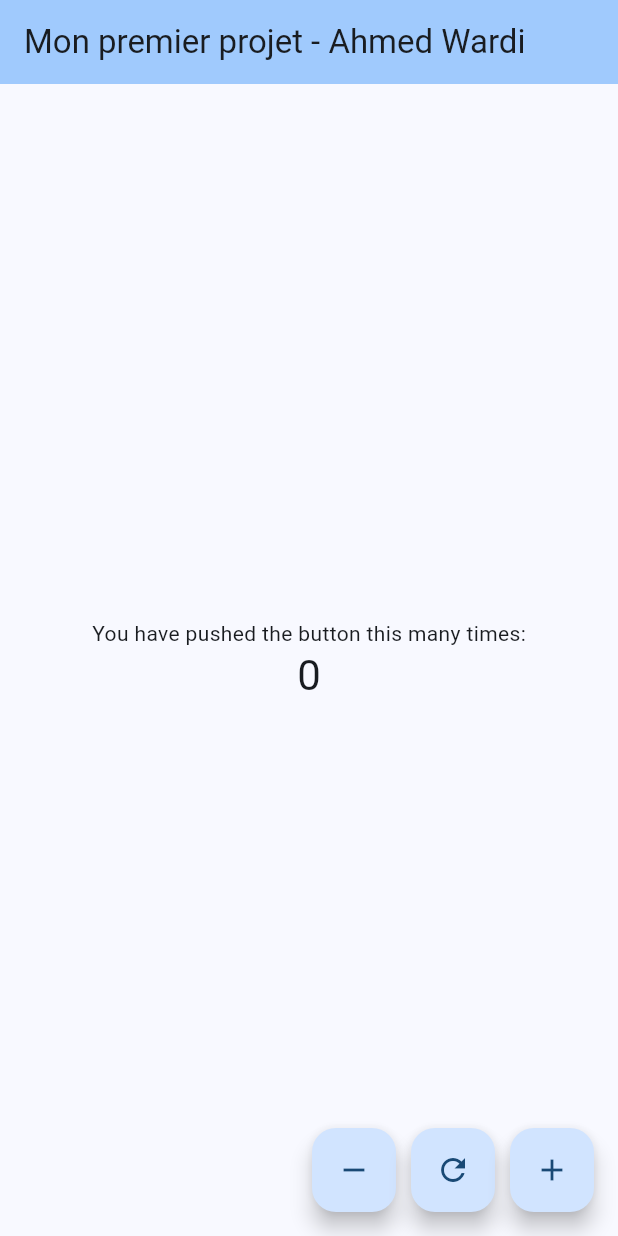
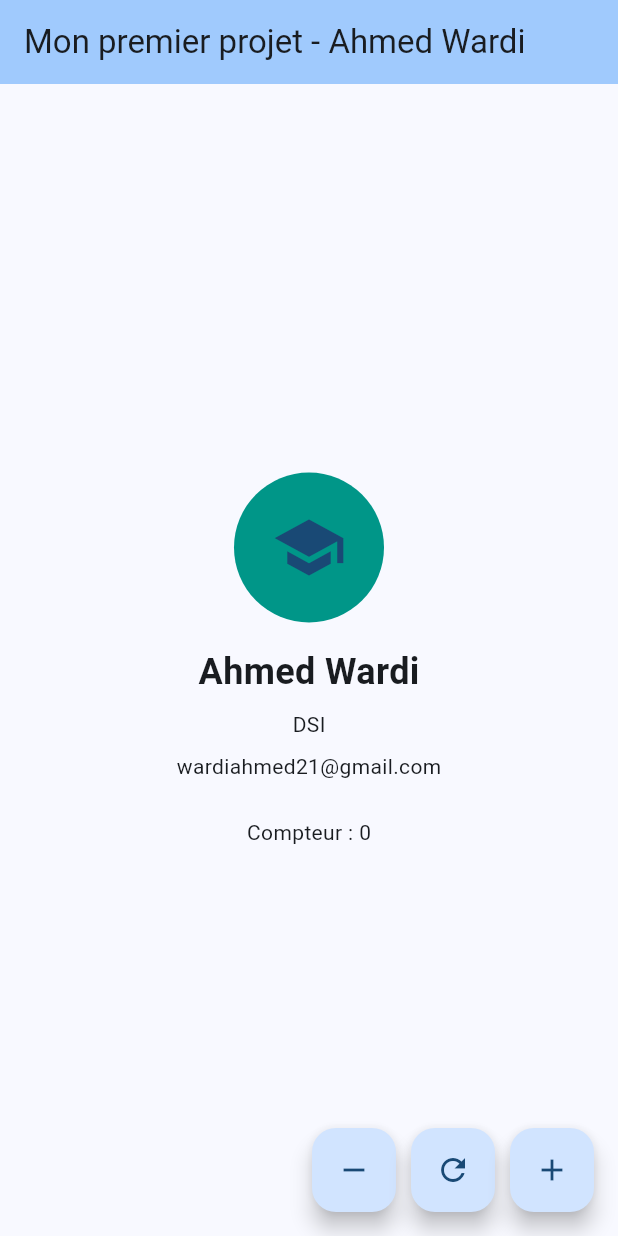
Before and after one commit to Ahmed-wardi612/tp1, a Flutter app: the screen it shows after launch, after a tap on the "remove" icon, on a phone screen of 412 x 824 dp. Run offline on Flutter 3.47's test engine with Material 3 defaults, Android fonts, the phone set to English and light mode, and no system bars.

Commit message:
Palier 5

```diff
--- a/lib/main.dart
+++ b/lib/main.dart
@@ -1,4 +1,4 @@
-import 'package:flutter/material.dart';
+/*import 'package:flutter/material.dart';
 // main c'est le point de départ
 void main() {
   // lance l'application
@@ -72,16 +72,16 @@ class _MyHomePageState extends State<MyHomePage> {
     });
   }
   void decrementCounter(){
-    setState(){
+    setState((){
       if (_counter > 0){
         _counter--;
       }
-    }
+    });
   }
   void resetCounter(){
-    setState(){
+    setState((){
       _counter = 0;
-    }
+    });
   }
 
   @override
@@ -167,3 +167,172 @@ class _MyHomePageState extends State<MyHomePage> {
 // web : ou les fichiers execute sur le web
 
 // pubspec.yaml : ou se trouve les informations et les dependances
+*/
+
+
+// Palier 5 //
+import 'package:flutter/material.dart';
+// main c'est le point de départ
+void main() {
+  // lance l'application
+  runApp(const MyApp());
+}
+
+class MyApp extends StatelessWidget {
+  const MyApp({super.key});
+
+  // This widget is the root of your application.
+  @override
+  Widget build(BuildContext context) {
+
+    // materialApp est l'application principale et contient les parametres de l'application
+    return MaterialApp(
+      title: 'Hello iset',
+      theme: ThemeData(
+        // This is the theme of your application.
+        //
+        // TRY THIS: Try running your application with "flutter run". You'll see
+        // the application has a purple toolbar. Then, without quitting the app,
+        // try changing the seedColor in the colorScheme below to Colors.green
+        // and then invoke "hot reload" (save your changes or press the "hot
+        // reload" button in a Flutter-supported IDE, or press "r" if you used
+        // the command line to start the app).
+        //
+        // Notice that the counter didn't reset back to zero; the application
+        // state is not lost during the reload. To reset the state, use hot
+        // restart instead.
+        //
+        // This works for code too, not just values: Most code changes can be
+        // tested with just a hot reload.
+        colorScheme: .fromSeed(seedColor: Colors.blue),
+      ),
+      home: const MyHomePage(title: 'Mon premier projet - Ahmed Wardi'),
+    );
+  }
+}
+
+class MyHomePage extends StatefulWidget {
+  const MyHomePage({super.key, required this.title});
+
+  // This widget is the home page of your application. It is stateful, meaning
+  // that it has a State object (defined below) that contains fields that affect
+  // how it looks.
+
+  // This class is the configuration for the state. It holds the values (in this
+  // case the title) provided by the parent (in this case the App widget) and
+  // used by the build method of the State. Fields in a Widget subclass are
+  // always marked "final".
+
+  final String title;
+
+  @override
+  State<MyHomePage> createState() => _MyHomePageState();
+}
+
+class _MyHomePageState extends State<MyHomePage> {
+  int _counter = 0;
+
+  void _incrementCounter() {
+
+    // setstate indque que l'état de l'application a changé et il faut reconstruire l'interface utilisateur
+    setState(() {
+      // This call to setState tells the Flutter framework that something has
+      // changed in this State, which causes it to rerun the build method below
+      // so that the display can reflect the updated values. If we changed
+      // _counter without calling setState(), then the build method would not be
+      // called again, and so nothing would appear to happen.
+      _counter++;
+    });
+  }
+  void decrementCounter(){
+    setState((){
+      if (_counter > 0){
+        _counter--;
+      }
+    });
+  }
+  void resetCounter(){
+    setState((){
+      _counter = 0;
+    });
+  }
+
+  @override
+  Widget build(BuildContext context) {
+    // This method is rerun every time setState is called, for instance as done
+    // by the _incrementCounter method above.
+    //
+    // The Flutter framework has been optimized to make rerunning build methods
+    // fast, so that you can just rebuild anything that needs updating rather
+    // than having to individually change instances of widgets.
+
+    // scaffold est la structure principale de la page
+    return Scaffold(
+      appBar: AppBar(
+        // TRY THIS: Try changing the color here to a specific color (to
+        // Colors.amber, perhaps?) and trigger a hot reload to see the AppBar
+        // change color while the other colors stay the same.
+        backgroundColor: Theme.of(context).colorScheme.inversePrimary,
+        // Here we take the value from the MyHomePage object that was created by
+        // the App.build method, and use it to set our appbar title.
+        title: Text(widget.title),
+      ),
+            body: Center(
+        child: Column(
+          mainAxisAlignment: MainAxisAlignment.center,
+          children: [
+            const CircleAvatar(
+              radius: 50,
+              backgroundColor: Colors.teal,
+              child: Icon(Icons.school, size: 50),
+            ),
+            const SizedBox(height: 16),
+            const Text(
+              'Ahmed Wardi',
+              style: TextStyle(fontSize: 24, fontWeight: FontWeight.bold),
+            ),
+            const SizedBox(height: 8),
+            const Text('DSI'),
+            const SizedBox(height: 8),
+            const Text('wardiahmed21@gmail.com'),
+            const SizedBox(height: 24),
+            Text('Compteur : $_counter'),
+          ],
+        ),
+      ),
+
+      floatingActionButton: Row(
+  mainAxisAlignment: MainAxisAlignment.end,
+  children: [
+    FloatingActionButton(
+      heroTag: 'dec',
+      onPressed: decrementCounter,
+      child: const Icon(Icons.remove),
+    ),
+    const SizedBox(width: 10),
+
+    FloatingActionButton(
+      heroTag: 'reset',
+      onPressed: resetCounter,
+      child: const Icon(Icons.refresh),
+    ),
+    const SizedBox(width: 10),
+
+    FloatingActionButton(
+      heroTag: 'inc',
+      onPressed: _incrementCounter,
+      child: const Icon(Icons.add),
+    ),
+  ],
+),
+    );
+  }
+}
+
+// lib : contient le code principal
+
+// android : contient les fichiers de l'android
+
+// web : ou les fichiers execute sur le web
+
+// pubspec.yaml : ou se trouve les informations et les dependances
```
